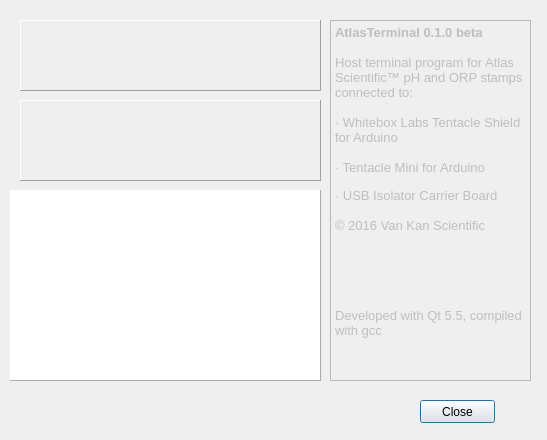
The window that about.ui (cskv/atlas-tentacle) describes before a commit, drawn with Qt 5.
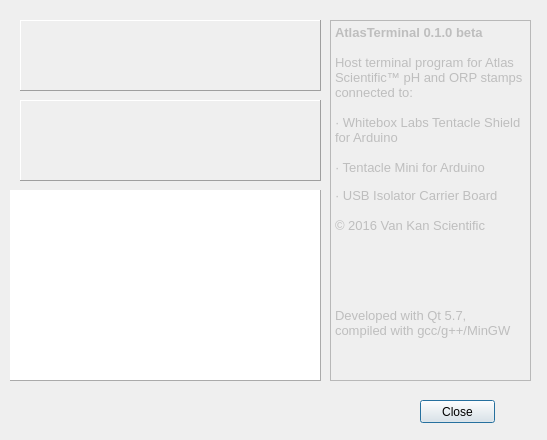
The same window after the commit. Icons and pictures are not drawn.

Commit message: Changed text: Developed with Qt5.7.....

Diff of the .ui file:
```diff
--- a/about.ui
+++ b/about.ui
@@ -130,7 +130,8 @@
 &lt;p style=&quot;-qt-paragraph-type:empty; margin-top:0px; margin-bottom:0px; margin-left:0px; margin-right:0px; -qt-block-indent:0; text-indent:0px; font-size:10pt;&quot;&gt;&lt;br /&gt;&lt;/p&gt;
 &lt;p style=&quot;-qt-paragraph-type:empty; margin-top:0px; margin-bottom:0px; margin-left:0px; margin-right:0px; -qt-block-indent:0; text-indent:0px; font-size:10pt;&quot;&gt;&lt;br /&gt;&lt;/p&gt;
 &lt;p style=&quot;-qt-paragraph-type:empty; margin-top:0px; margin-bottom:0px; margin-left:0px; margin-right:0px; -qt-block-indent:0; text-indent:0px; font-size:10pt;&quot;&gt;&lt;br /&gt;&lt;/p&gt;
-&lt;p style=&quot; margin-top:0px; margin-bottom:0px; margin-left:0px; margin-right:0px; -qt-block-indent:0; text-indent:0px;&quot;&gt;&lt;span style=&quot; font-size:10pt;&quot;&gt;Developed with Qt 5.5, compiled with gcc&lt;/span&gt;&lt;/p&gt;&lt;/body&gt;&lt;/html&gt;</string>
+&lt;p style=&quot; margin-top:0px; margin-bottom:0px; margin-left:0px; margin-right:0px; -qt-block-indent:0; text-indent:0px;&quot;&gt;&lt;span style=&quot; font-size:10pt;&quot;&gt;Developed with Qt 5.7, &lt;/span&gt;&lt;/p&gt;
+&lt;p style=&quot; margin-top:0px; margin-bottom:0px; margin-left:0px; margin-right:0px; -qt-block-indent:0; text-indent:0px;&quot;&gt;&lt;span style=&quot; font-size:10pt;&quot;&gt;compiled with gcc/g++/MinGW&lt;/span&gt;&lt;/p&gt;&lt;/body&gt;&lt;/html&gt;</string>
    </property>
   </widget>
   <widget class="QPushButton" name="btnClose">
```
